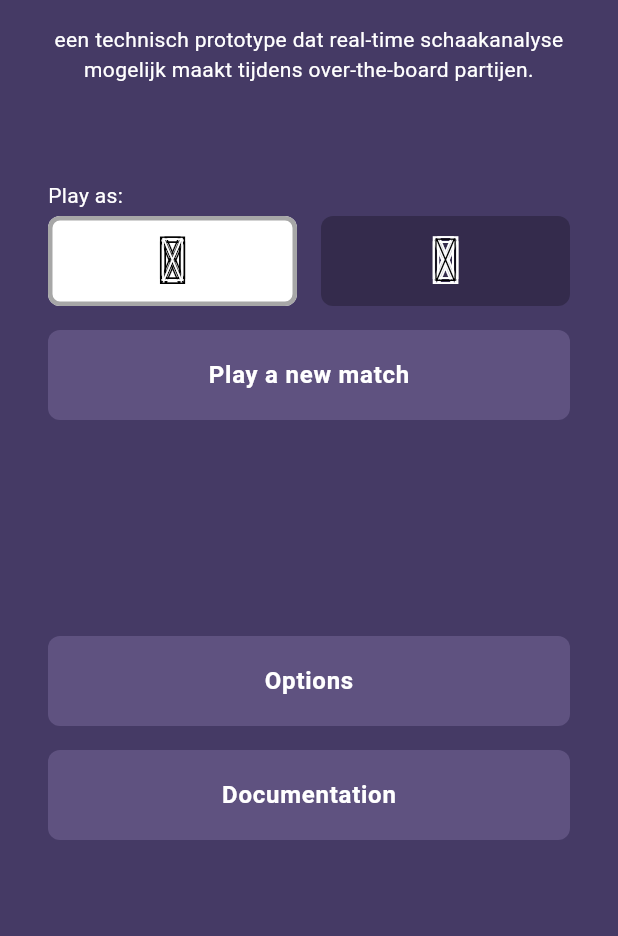
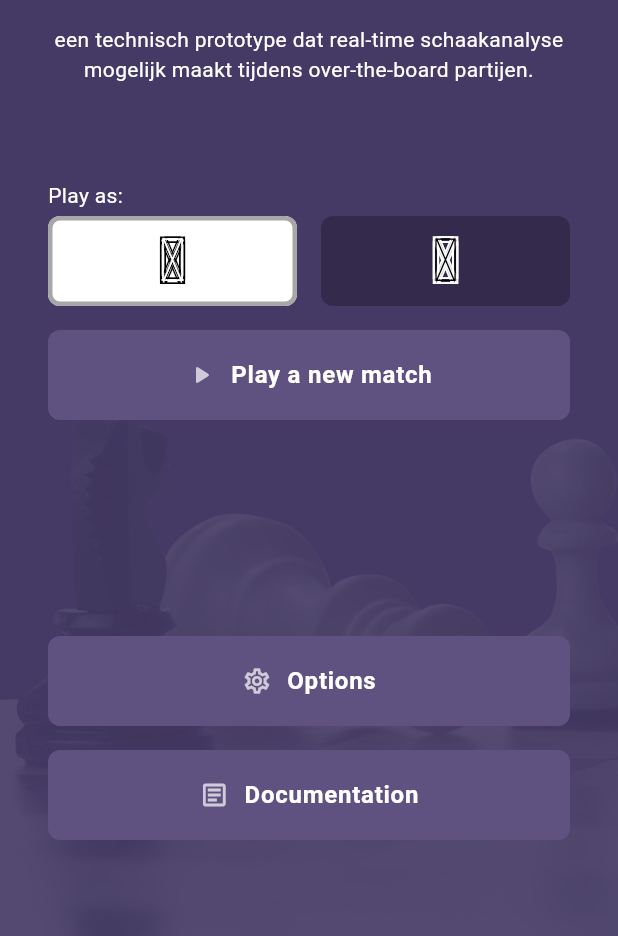
Before and after one commit to Niek1610/PocketGM, a Flutter app: the screen it shows after launch, on a phone screen of 412 x 824 dp, the part 300-1236 px from its top. Run offline on Flutter 3.47's test engine with Material 3 defaults, Android fonts, the phone set to English and light mode, and no system bars; our stand-ins replace flutter_riverpod, go_router.

Commit message:
home screen UI

```diff
--- a/lib/screens/home_screen.dart
+++ b/lib/screens/home_screen.dart
@@ -17,7 +17,21 @@ class _HomeScreenState extends State<HomeScreen> {
   Widget build(BuildContext context) {
     return Scaffold(
       backgroundColor: primaryColor,
-      body: Center(
+      body: Stack(
+        children: [
+          Opacity(
+            opacity: 0.08,
+            child: Container(
+              decoration: BoxDecoration(
+                image: DecorationImage(
+                  image: AssetImage('assets/chess_background.png'),
+                  fit: BoxFit.cover,
+                  repeat: ImageRepeat.repeat,
+                ),
+              ),
+            ),
+          ),
+          Center(
             child: Padding(
               padding: const EdgeInsets.only(
                 left: 32,
@@ -84,15 +98,29 @@ class _HomeScreenState extends State<HomeScreen> {
                     ],
                   ),
                   SizedBox(height: 16),
-              PrimaryButton(text: "Play a new match", onPressed: () {}),
+                  PrimaryButton(
+                    text: "Play a new match",
+                    icon: Icons.play_arrow_rounded,
+                    onPressed: () {},
+                  ),
                   Spacer(),
-              PrimaryButton(text: "Options", onPressed: () {}),
+                  PrimaryButton(
+                    text: "Options",
+                    icon: Icons.settings_outlined,
+                    onPressed: () {},
+                  ),
                   SizedBox(height: 16),
-              PrimaryButton(text: "Documentation", onPressed: () {}),
+                  PrimaryButton(
+                    text: "Documentation",
+                    icon: Icons.article_outlined,
+                    onPressed: () {},
+                  ),
                 ],
               ),
             ),
           ),
+        ],
+      ),
     );
   }
 }
--- a/lib/widgets/primary_button.dart
+++ b/lib/widgets/primary_button.dart
@@ -4,6 +4,7 @@ import 'package:pocketgm/constants/colors..dart';
 class PrimaryButton extends StatelessWidget {
   final VoidCallback onPressed;
   final String text;
+  final IconData? icon;
   final double width;
   final double height;
 
@@ -11,6 +12,7 @@ class PrimaryButton extends StatelessWidget {
     super.key,
     required this.onPressed,
     required this.text,
+    this.icon,
     this.width = double.infinity,
     this.height = 60,
   });
@@ -29,13 +31,22 @@ class PrimaryButton extends StatelessWidget {
           ),
         ),
         onPressed: onPressed,
-        child: Text(
-          text,
-          style: Theme.of(context).textTheme.bodyLarge!.copyWith(
-            color: white,
-
-            fontWeight: FontWeight.bold,
-          ),
+        child: Row(
+          mainAxisAlignment: MainAxisAlignment.center,
+          mainAxisSize: MainAxisSize.min,
+          children: [
+            if (icon != null) ...[
+              Icon(icon, color: white.withOpacity(0.7), size: 20),
+              const SizedBox(width: 10),
+            ],
+            Text(
+              text,
+              style: Theme.of(context).textTheme.bodyLarge!.copyWith(
+                color: white,
+                fontWeight: FontWeight.bold,
+              ),
+            ),
+          ],
         ),
       ),
     );
--- a/pubspec.yaml
+++ b/pubspec.yaml
@@ -26,3 +26,5 @@ dev_dependencies:
 
 flutter:
   uses-material-design: true
+  assets:
+    - assets/
```
Also changed, not shown: assets/chess_background.png (added). Lines whose indentation alone changed are shown as unchanged.
